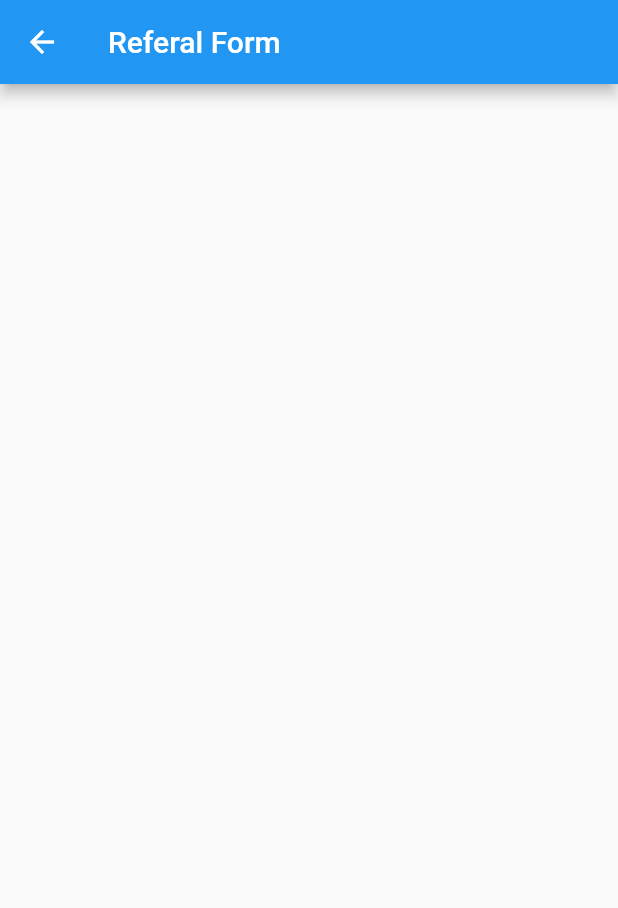
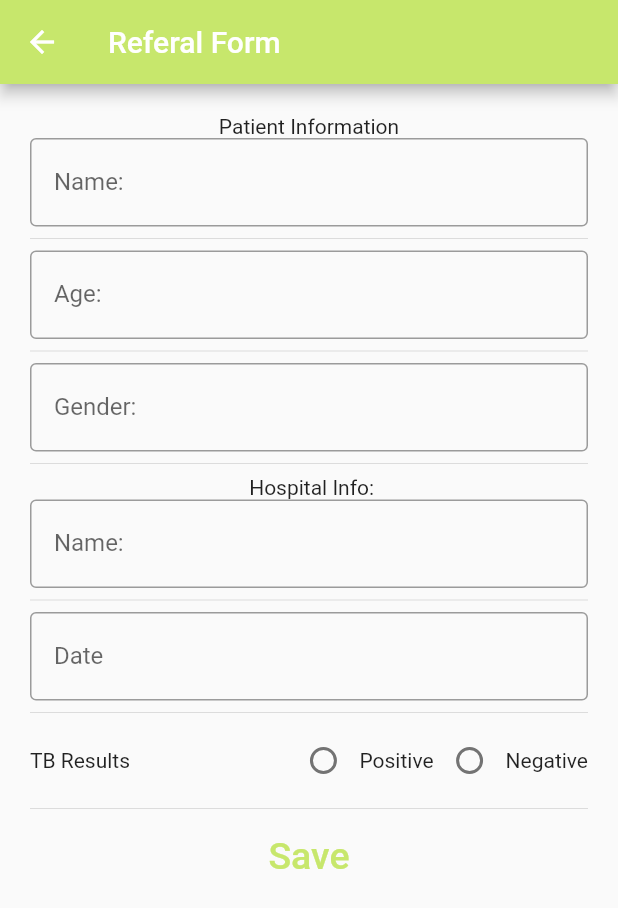
Before and after one commit to MKUTA-PROJECT/MKUTA-Mobile, a Flutter app: the ReferalForm screen opened directly, on a phone screen of 412 x 824 dp. Shown: the top 908 px of the screen. Run offline on Flutter 3.47's test engine with Material 2 defaults, Android fonts, the light colour scheme and no system bars; our stand-ins replace pie_chart, sqflite; accounts and stored records are empty; network calls fail.

Commit message:
some revision and

```diff
--- a/lib/UI/model/referal/referalForm.dart
+++ b/lib/UI/model/referal/referalForm.dart
@@ -1,4 +1,5 @@
 import 'package:flutter/material.dart';
+import 'package:mkuat/UI/model/referal/referal.dart';
 
 class ReferalForm extends StatefulWidget {
   //const ReferalForm({ Key? key }) : super(key: key);
@@ -8,16 +9,121 @@ class ReferalForm extends StatefulWidget {
 }
 
 class _ReferalFormState extends State<ReferalForm> {
-  @override
+  int radioValue = -1;
+
+  var child;
+  TextEditingController _ageController = new TextEditingController();
+  TextEditingController _nameController = new TextEditingController();
+  TextEditingController _hospitalController = new TextEditingController();
+  TextEditingController _genderController = new TextEditingController();
+
+  void handleRadioValueChange(int value) {
+    setState(() {
+      radioValue = value;
+      switch (radioValue) {
+        case 0:
+          break;
+        case 1:
+          break;
+      }
+    });
+  }
+
   Widget build(BuildContext context) {
     return Scaffold(
-      appBar: AppBar(
-        title: Text('Referal Form'),
-      ),
-      // body: Form(
-
-      //   // child: ,
-      // ),
-    );
+        appBar: AppBar(
+          title: Text('Referal Form'),
+          backgroundColor: Color(0xFFC7E76C),
+        ),
+        body: SingleChildScrollView(
+            padding: EdgeInsets.symmetric(horizontal: 20.0, vertical: 20.0),
+            // ignore: missing_required_param
+            child: Form(
+              child: Column(
+                mainAxisAlignment: MainAxisAlignment.start,
+                children: [
+                  Text('Patient Information'),
+                  TextFormField(
+                    controller: _nameController,
+                    decoration: const InputDecoration(
+                      border: OutlineInputBorder(),
+                      labelText: ' Name: ',
+                    ),
+                  ),
+                  Divider(),
+                  TextFormField(
+                    controller: _ageController,
+                    decoration: const InputDecoration(
+                      border: OutlineInputBorder(),
+                      labelText: ' Age: ',
+                    ),
+                  ),
+                  Divider(),
+                  TextFormField(
+                    controller: _genderController,
+                    decoration: const InputDecoration(
+                      border: OutlineInputBorder(),
+                      labelText: ' Gender: ',
+                    ),
+                  ),
+                  Divider(),
+                  Text(' Hospital Info:'),
+                  TextFormField(
+                    controller: _hospitalController,
+                    decoration: const InputDecoration(
+                      border: OutlineInputBorder(),
+                      labelText: ' Name: ',
+                    ),
+                  ),
+                  Divider(),
+                  TextFormField(
+                    controller: _genderController,
+                    decoration: const InputDecoration(
+                      border: OutlineInputBorder(),
+                      labelText: ' Date ',
+                    ),
+                  ),
+                  Divider(),
+                  Row(
+                    mainAxisAlignment: MainAxisAlignment.center,
+                    children: <Widget>[
+                      Text('TB Results'),
+                      Spacer(),
+                      Radio(
+                          value: 1,
+                          groupValue: radioValue,
+                          onChanged: handleRadioValueChange),
+                      Text('Positive'),
+                      Radio(
+                          value: 0,
+                          groupValue: radioValue,
+                          onChanged: handleRadioValueChange),
+                      Text('Negative'),
+                    ],
+                  ),
+                  Divider(),
+                  Container(
+                    decoration:
+                        BoxDecoration(borderRadius: BorderRadius.circular(5)),
+                    //color: Color(0xFFC7E76C),
+                    child: TextButton(
+                      onPressed: () {
+                        Navigator.push(
+                          context,
+                          MaterialPageRoute(builder: (context) => Referal()),
+                        );
+                      },
+                      child: Center(
+                        child: Text(
+                          'Save',
+                          style: TextStyle(
+                              color: Color(0xFFC7E76C), fontSize: 25.0),
+                        ),
+                      ),
+                    ),
+                  )
+                ],
+              ),
+            )));
   }
 }
--- a/lib/UI/qns/question2.dart
+++ b/lib/UI/qns/question2.dart
@@ -81,7 +81,7 @@ class _Question2State extends State<Question2> {
               ],
             ),
             Divider(),
-            Text('2. Substance Abuse?'),
+            Text(' Substance Abuse?'),
             Row(
               mainAxisAlignment: MainAxisAlignment.center,
               children: <Widget>[
--- a/lib/app_state/patient_state.dart
+++ b/lib/app_state/patient_state.dart
@@ -21,6 +21,7 @@ class PatientState with ChangeNotifier {
     PatientService.onSavePatientToOffline(patient);
     _isLoading = false;
     notifyListeners();
+    print("first name is " + currentPatient.first_name);
   }
 
   Future getPatient() async {
--- a/lib/app_state/questionaire_state.dart
+++ b/lib/app_state/questionaire_state.dart
@@ -1,9 +1,11 @@
 import 'dart:core';
+import 'package:flutter/cupertino.dart';
+import 'package:mkuat/UI/model/patient.dart';
 import 'package:mkuat/app_state/patient_state.dart';
 import 'package:mkuat/core/service/patient_service.dart';
 import 'package:mkuat/core/service/questionaire_service.dart';
 
-class QuestionaireState extends PatientState {
+class QuestionaireState extends ChangeNotifier {
 //init state
   List<Map<int, String>> _answerslist = [];
   bool _isSubmit;
@@ -24,7 +26,7 @@ class QuestionaireState extends PatientState {
     notifyListeners();
   }
 
-  Future<void> onSubmitAnswers() async {
+  Future<void> onSubmitAnswers(Patient patient) async {
     _isSubmit = true;
     notifyListeners();
     List<String> onAnswers = [];
@@ -32,7 +34,6 @@ class QuestionaireState extends PatientState {
       // Map<int, String> singleAnwser in answerslist
       answerslist.forEach((Map<int, String> answer) {
         if (answer.keys.contains(questionNo)) {
-
           if (answer[questionNo] != null) {
             onAnswers.add(answer[questionNo]);
           }
@@ -44,16 +45,19 @@ class QuestionaireState extends PatientState {
         }
       });
     }
+    print('The answer is');
+    print(onAnswers);
+    double result = await QuestionService().onGetResultFromServer(onAnswers);
 
-    double result = await QuestionService().onGetResultFromServer(onAnswers);
-    print("on results    ");
-    print(result);
-    await PatientService.updatePatientAnalysisValue(
-          currentPatient, result.toString());
+    await PatientService()
+        .updatePatientAnalysisValue(patient, result.toString());
     _currentResults = result;
     _onResult = true;
-
     _answerslist.clear();
     notifyListeners();
+
+    _isSubmit = false;
+    _answerslist.clear();
+    onAnswers.clear();
   }
 }
--- a/lib/core/service/patient_service.dart
+++ b/lib/core/service/patient_service.dart
@@ -1,6 +1,8 @@
 import 'package:mkuat/UI/model/patient.dart';
 import 'package:mkuat/app_state/patient_state.dart';
 import 'package:mkuat/core/offline_db_provider/patient.dart';
+import 'package:uuid/uuid.dart';
+var uuid = Uuid();
 
 class PatientService {
   static Future<List<Patient>> onRetrievePatientFromOffline() async {
@@ -13,14 +15,15 @@ class PatientService {
     ParinetOfflineProvider().addOrUpdateParients(patient);
   }
 
-  static Future updatePatientAnalysisValue(
+   Future updatePatientAnalysisValue(
       Patient currentPatient, String analysisValue) {
     print("data on update");
-    print(currentPatient.tb_suspect);
     print(analysisValue);
+    print("patient is");
+    print(currentPatient.first_name);
     Patient patient = new Patient(
-      id: currentPatient.id,
-      first_name:currentPatient.first_name ,
+      id: uuid.v1(),
+      first_name: currentPatient.first_name,
       middle_name: currentPatient.middle_name,
       last_name: currentPatient.last_name,
       gender:currentPatient.gender ,
--- a/pubspec.yaml
+++ b/pubspec.yaml
@@ -34,6 +34,7 @@ dependencies:
   provider:
   pie_chart: ^5.0.0
   sqflite:
+  uuid: ^3.0.4
 
 dev_dependencies:
   #pie_chart: <latest version>
```
Also changed, not shown: lib/UI/Dahboard/drawer.dart (+40 -23 lines), lib/UI/Dahboard/eduucationInfo.dart (+64 -67 lines), lib/UI/main/home.dart (+13 -3 lines), lib/UI/main/login.dart (+3 -5 lines), lib/UI/model/referal/referal.dart (+6 -8 lines), lib/UI/model/referal/sputumForm.dart (+55 -3 lines), lib/UI/model/referal/sputum_referal.dart (+4 -3 lines), lib/UI/model/result.dart (+29 -7 lines), lib/UI/qns/question5.dart (+6 -1 lines), lib/UI/registration/register.dart (+12 -3 lines), lib/UI/registration/registerForm.dart (+90 -21 lines), lib/main.dart (+6 -3 lines), flutter_01.png (added), flutter_02.png (added), 1 more files.
